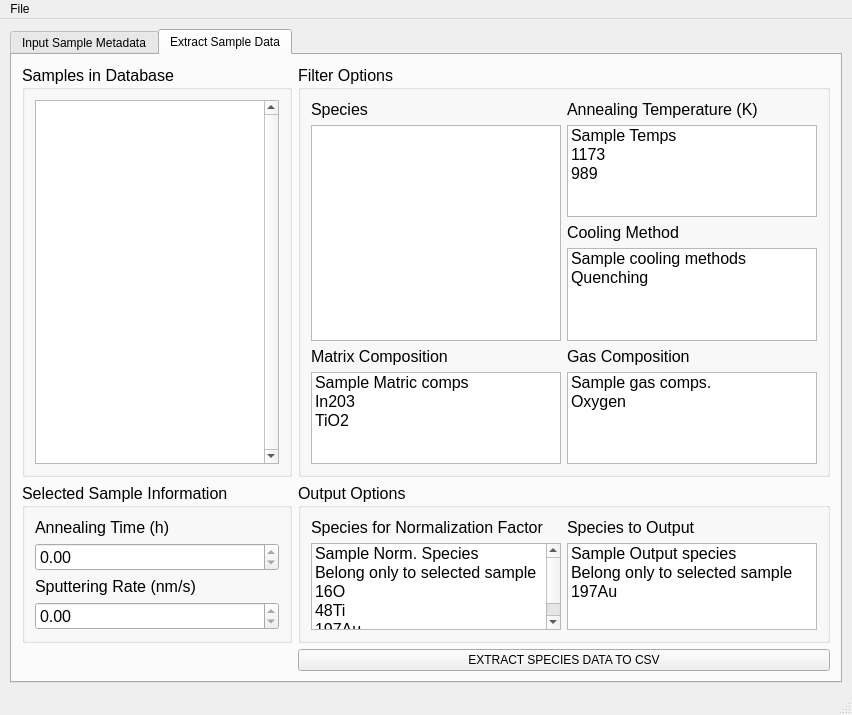
Gimb0/KS1911-SIMS, file uiFiles/MainUI.ui: the form before one commit.
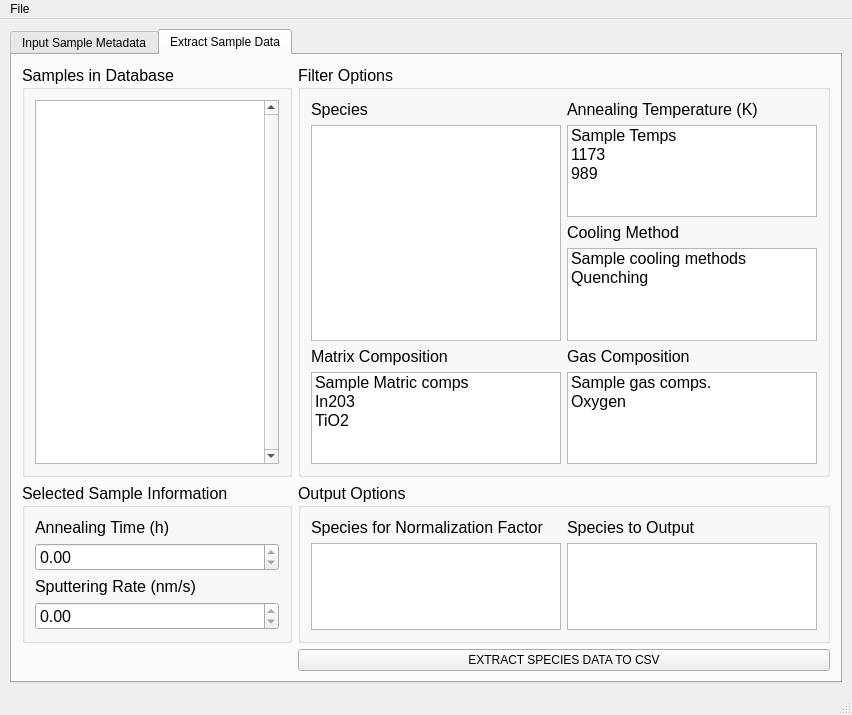
The form after the commit.

What changed in the file:
```diff
--- a/uiFiles/MainUI.ui
+++ b/uiFiles/MainUI.ui
@@ -714,50 +714,16 @@
            </item>
            <item row="1" column="0">
             <widget class="QListWidget" name="outNormList">
-             <item>
-              <property name="text">
-               <string>Sample Norm. Species</string>
-              </property>
-             </item>
-             <item>
-              <property name="text">
-               <string>Belong only to selected sample</string>
-              </property>
-             </item>
-             <item>
-              <property name="text">
-               <string>16O</string>
-              </property>
-             </item>
-             <item>
-              <property name="text">
-               <string>48Ti</string>
-              </property>
-             </item>
-             <item>
-              <property name="text">
-               <string>197Au</string>
-              </property>
-             </item>
+             <property name="selectionMode">
+              <enum>QAbstractItemView::MultiSelection</enum>
+             </property>
             </widget>
            </item>
            <item row="1" column="1">
             <widget class="QListWidget" name="outSpeciesList">
-             <item>
-              <property name="text">
-               <string>Sample Output species</string>
-              </property>
-             </item>
-             <item>
-              <property name="text">
-               <string>Belong only to selected sample</string>
-              </property>
-             </item>
-             <item>
-              <property name="text">
-               <string>197Au</string>
-              </property>
-             </item>
+             <property name="selectionMode">
+              <enum>QAbstractItemView::MultiSelection</enum>
+             </property>
             </widget>
            </item>
           </layout>
```
